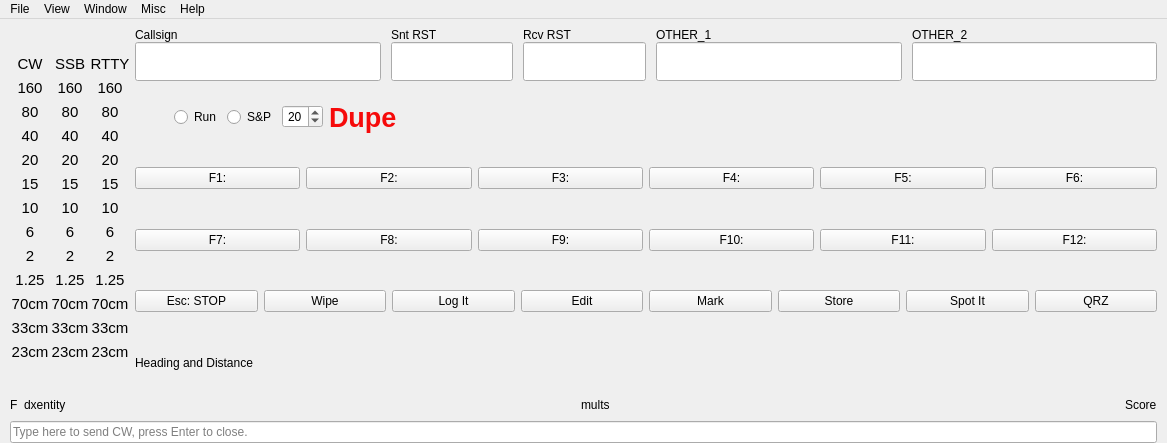
Qt form not1mm/data/main.ui (kyleboyle/not1mm) before a commit.
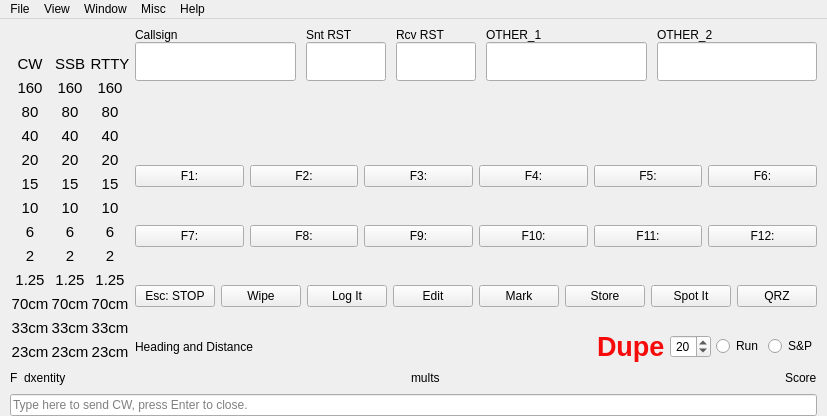
The same form after that commit.

Commit message: rearrange main window for 2nd row prep

Diff of the .ui file:
```diff
--- a/not1mm/data/main.ui
+++ b/not1mm/data/main.ui
@@ -9,8 +9,8 @@
    <rect>
     <x>0</x>
     <y>0</y>
-    <width>1167</width>
-    <height>443</height>
+    <width>768</width>
+    <height>416</height>
    </rect>
   </property>
   <property name="sizePolicy">
@@ -854,20 +854,6 @@
             <property name="sizeConstraint">
              <enum>QLayout::SetDefaultConstraint</enum>
             </property>
-            <item>
-             <widget class="QLabel" name="leftdot">
-              <property name="text">
-               <string/>
-              </property>
-             </widget>
-            </item>
-            <item>
-             <widget class="QLabel" name="rightdot">
-              <property name="text">
-               <string/>
-              </property>
-             </widget>
-            </item>
             <item>
              <widget class="QLabel" name="radio_icon">
               <property name="text">
@@ -879,95 +865,7 @@
              </widget>
             </item>
             <item>
-             <widget class="QRadioButton" name="radioButton_run">
-              <property name="focusPolicy">
-               <enum>Qt::NoFocus</enum>
-              </property>
-              <property name="accessibleName">
-               <string>Run Mode</string>
-              </property>
-              <property name="text">
-               <string>Run</string>
-              </property>
-             </widget>
-            </item>
-            <item>
-             <widget class="QRadioButton" name="radioButton_sp">
-              <property name="focusPolicy">
-               <enum>Qt::NoFocus</enum>
-              </property>
-              <property name="accessibleName">
-               <string>Search and Pounce</string>
-              </property>
-              <property name="text">
-               <string>S&amp;&amp;P</string>
-              </property>
-             </widget>
-            </item>
-            <item>
-             <widget class="QSpinBox" name="cw_speed">
-              <property name="sizePolicy">
-               <sizepolicy hsizetype="Preferred" vsizetype="Fixed">
-                <horstretch>0</horstretch>
-                <verstretch>0</verstretch>
-               </sizepolicy>
-              </property>
-              <property name="focusPolicy">
-               <enum>Qt::NoFocus</enum>
-              </property>
-              <property name="toolTip">
-               <string>CW Speed</string>
-              </property>
-              <property name="wrapping">
-               <bool>false</bool>
-              </property>
-              <property name="frame">
-               <bool>true</bool>
-              </property>
-              <property name="alignment">
-               <set>Qt::AlignCenter</set>
-              </property>
-              <property name="buttonSymbols">
-               <enum>QAbstractSpinBox::UpDownArrows</enum>
-              </property>
-              <property name="suffix">
-               <string/>
-              </property>
-              <property name="prefix">
-               <string/>
-              </property>
-              <property name="minimum">
-               <number>5</number>
-              </property>
-              <property name="maximum">
-               <number>40</number>
-              </property>
-              <property name="value">
-               <number>20</number>
-              </property>
-             </widget>
-            </item>
-            <item>
-             <widget class="QLabel" name="dupe_indicator">
-              <property name="enabled">
-               <bool>true</bool>
-              </property>
-              <property name="font">
-               <font>
-                <pointsize>20</pointsize>
-                <bold>true</bold>
-               </font>
-              </property>
-              <property name="styleSheet">
-               <string notr="true">color: rgb(246, 10, 10);</string>
-              </property>
-              <property name="text">
-               <string>Dupe</string>
-              </property>
-             </widget>
-            </item>
-            <item>
-             <spacer name="horizontalSpacer_3">
+             <spacer name="horizontalSpacer_4">
               <property name="orientation">
                <enum>Qt::Horizontal</enum>
               </property>
@@ -1279,6 +1177,9 @@
           </item>
           <item>
            <layout class="QHBoxLayout" name="horizontalLayout_6">
+            <property name="spacing">
+             <number>5</number>
+            </property>
             <property name="sizeConstraint">
              <enum>QLayout::SetDefaultConstraint</enum>
             </property>
@@ -1289,6 +1190,121 @@
               </property>
              </widget>
             </item>
+            <item>
+             <spacer name="horizontalSpacer_3">
+              <property name="orientation">
+               <enum>Qt::Horizontal</enum>
+              </property>
+              <property name="sizeHint" stdset="0">
+               <size>
+                <width>40</width>
+                <height>20</height>
+               </size>
+              </property>
+             </spacer>
+            </item>
+            <item>
+             <widget class="QLabel" name="leftdot">
+              <property name="text">
+               <string/>
+              </property>
+             </widget>
+            </item>
+            <item>
+             <widget class="QLabel" name="rightdot">
+              <property name="text">
+               <string/>
+              </property>
+             </widget>
+            </item>
+            <item>
+             <widget class="QLabel" name="dupe_indicator">
+              <property name="enabled">
+               <bool>true</bool>
+              </property>
+              <property name="font">
+               <font>
+                <pointsize>20</pointsize>
+                <bold>true</bold>
+               </font>
+              </property>
+              <property name="styleSheet">
+               <string notr="true">color: rgb(246, 10, 10);</string>
+              </property>
+              <property name="text">
+               <string>Dupe</string>
+              </property>
+             </widget>
+            </item>
+            <item>
+             <widget class="QSpinBox" name="cw_speed">
+              <property name="sizePolicy">
+               <sizepolicy hsizetype="Preferred" vsizetype="Fixed">
+                <horstretch>0</horstretch>
+                <verstretch>0</verstretch>
+               </sizepolicy>
+              </property>
+              <property name="focusPolicy">
+               <enum>Qt::NoFocus</enum>
+              </property>
+              <property name="toolTip">
+               <string>CW Speed</string>
+              </property>
+              <property name="wrapping">
+               <bool>false</bool>
+              </property>
+              <property name="frame">
+               <bool>true</bool>
+              </property>
+              <property name="alignment">
+               <set>Qt::AlignCenter</set>
+              </property>
+              <property name="buttonSymbols">
+               <enum>QAbstractSpinBox::UpDownArrows</enum>
+              </property>
+              <property name="suffix">
+               <string/>
+              </property>
+              <property name="prefix">
+               <string/>
+              </property>
+              <property name="minimum">
+               <number>5</number>
+              </property>
+              <property name="maximum">
+               <number>40</number>
+              </property>
+              <property name="value">
+               <number>20</number>
+              </property>
+             </widget>
+            </item>
+            <item>
+             <widget class="QRadioButton" name="radioButton_run">
+              <property name="focusPolicy">
+               <enum>Qt::NoFocus</enum>
+              </property>
+              <property name="accessibleName">
+               <string>Run Mode</string>
+              </property>
+              <property name="text">
+               <string>Run</string>
+              </property>
+             </widget>
+            </item>
+            <item>
+             <widget class="QRadioButton" name="radioButton_sp">
+              <property name="focusPolicy">
+               <enum>Qt::NoFocus</enum>
+              </property>
+              <property name="accessibleName">
+               <string>Search and Pounce</string>
+              </property>
+              <property name="text">
+               <string>S&amp;&amp;P</string>
+              </property>
+             </widget>
+            </item>
            </layout>
           </item>
          </layout>
@@ -1378,8 +1394,8 @@
     <rect>
      <x>0</x>
      <y>0</y>
-     <width>1167</width>
-     <height>24</height>
+     <width>768</width>
+     <height>37</height>
     </rect>
    </property>
    <property name="nativeMenuBar">
```
Left out of the diff: 2 changed lines with no effect on the pictures. The commit also changes 2 other files.
